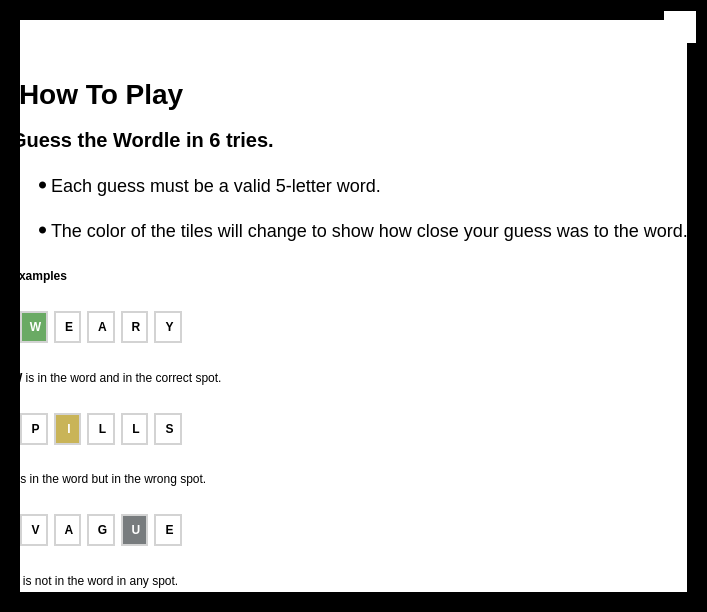
First picture: the form in howtoplay.ui, repository darkestsoul99/wordle-qt, before the edit.
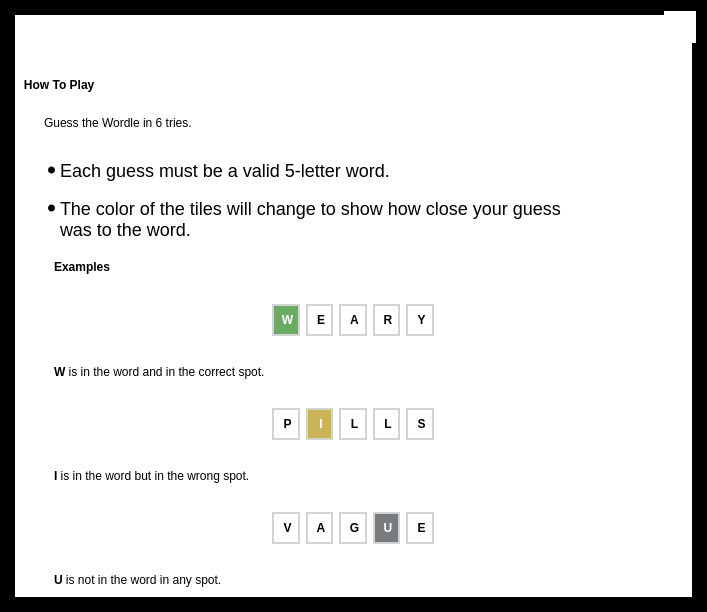
Second picture: the form after the edit. Icons and pictures are not drawn.

Commit message: TASK: Ui improvement SOLUTION: Ui view is improved. New fonts added. Looks changed.

```diff
--- a/howtoplay.ui
+++ b/howtoplay.ui
@@ -15,11 +15,12 @@
   </property>
   <property name="styleSheet">
    <string notr="true">#HowToPlay {
-	border: 20px solid black;
+	border: 15px solid black;
 	border-radius: 1.5em;
 	background-color: #fff;
 	border-color:  #000;
-}</string>
+}
+</string>
   </property>
   <layout class="QVBoxLayout" name="verticalLayout">
    <item alignment="Qt::AlignRight">
@@ -64,22 +65,22 @@
     <widget class="QLabel" name="label">
      <property name="styleSheet">
       <string notr="true">font-weight: 700;
-font-size: 28px;
+font: 28pt &quot;KarnakPro-Bold&quot;;
 margin-bottom: 4px;
 margin-top: 29px;
 </string>
      </property>
      <property name="text">
-      <string>How To Play</string>
+      <string>   How To Play</string>
      </property>
     </widget>
    </item>
    <item>
     <widget class="QLabel" name="label_2">
      <property name="styleSheet">
-      <string notr="true">  font-weight: 500;
-  font-size: 20px;
-  margin: 0;
+      <string notr="true">font: 20pt &quot;KarnakPro-Book&quot;;	
+margin: 0;
+margin-left: 30px;
 </string>
      </property>
      <property name="text">
@@ -90,7 +91,8 @@
    <item>
     <widget class="QLabel" name="label_3">
      <property name="styleSheet">
-      <string notr="true">font-size: 18px;</string>
+      <string notr="true">font-size: 18px;
+margin-left: 5px,;</string>
      </property>
      <property name="text">
       <string>&lt;html&gt;&lt;head/&gt;
@@ -104,21 +106,25 @@
    <item>
     <widget class="QLabel" name="label_4">
      <property name="styleSheet">
-      <string notr="true">font-size: 18px;</string>
+      <string notr="true">font-size: 18px;
+margin-left: 5px;</string>
      </property>
      <property name="text">
-      <string>&lt;html&gt;&lt;head/&gt;&lt;body&gt;&lt;ul style=&quot;margin-top: 0px; margin-bottom: 0px; margin-left: 0px; margin-right: 0px; -qt-list-indent: 1;&quot;&gt;&lt;li style=&quot; margin-top:12px; margin-bottom:12px; margin-left:0px; margin-right:0px; -qt-block-indent:0; text-indent:0px;&quot;&gt;The color of the tiles will change to show how close your guess was to the word.&lt;/li&gt;&lt;/ul&gt;&lt;/body&gt;&lt;/html&gt;</string>
+      <string>&lt;html&gt;&lt;head/&gt;&lt;body&gt;&lt;ul style=&quot;margin-top: 0px; margin-bottom: 0px; margin-left: 0px; margin-right: 0px; -qt-list-indent: 1;&quot;&gt;&lt;li style=&quot; margin-top:12px; margin-bottom:12px; margin-left:0px; margin-right:0px; -qt-block-indent:0; text-indent:0px;&quot;&gt;The color of the tiles will change to show how close your guess &lt;br&gt;was to the word.&lt;/li&gt;&lt;/ul&gt;&lt;/body&gt;&lt;/html&gt;</string>
      </property>
     </widget>
    </item>
    <item>
     <widget class="QLabel" name="label_5">
+     <property name="styleSheet">
+      <string notr="true">margin-left: 40px;</string>
+     </property>
      <property name="text">
       <string>&lt;html&gt;&lt;head/&gt;&lt;body&gt;&lt;p&gt;&lt;span style=&quot; font-weight:600;&quot;&gt;Examples&lt;/span&gt;&lt;/p&gt;&lt;/body&gt;&lt;/html&gt;</string>
      </property>
     </widget>
    </item>
-   <item alignment="Qt::AlignLeft">
+   <item alignment="Qt::AlignHCenter|Qt::AlignVCenter">
     <widget class="QWidget" name="horizontalWidget" native="true">
      <property name="minimumSize">
       <size>
@@ -133,12 +139,14 @@
       </size>
      </property>
      <property name="styleSheet">
-      <string notr="true">QLabel {
+      <string notr="true">
+QLabel {
 	border: 2px solid;
 	border-color: #d3d3d3;
 	font-size: 1.6rem;
 	font-weight: 700;
 	padding-top: 1px;
+	margin: 0;
 }</string>
      </property>
      <layout class="QHBoxLayout" name="horizontalLayout">
@@ -187,12 +195,15 @@
    </item>
    <item>
     <widget class="QLabel" name="label_6">
+     <property name="styleSheet">
+      <string notr="true">margin-left: 40px;</string>
+     </property>
      <property name="text">
       <string>&lt;html&gt;&lt;head/&gt;&lt;body&gt;&lt;p&gt;&lt;span style=&quot; font-weight:600;&quot;&gt;W&lt;/span&gt; is in the word and in the correct spot.&lt;/p&gt;&lt;/body&gt;&lt;/html&gt;</string>
      </property>
     </widget>
    </item>
-   <item alignment="Qt::AlignLeft">
+   <item alignment="Qt::AlignHCenter">
     <widget class="QWidget" name="horizontalWidget_2" native="true">
      <property name="minimumSize">
       <size>
@@ -213,6 +224,7 @@
 	font-size: 1.6rem;
 	font-weight: 700;
 	padding-top: 1px;
+	margin: 0;
 }</string>
      </property>
      <layout class="QHBoxLayout" name="horizontalLayout_2">
@@ -260,12 +272,15 @@
    </item>
    <item>
     <widget class="QLabel" name="label_7">
+     <property name="styleSheet">
+      <string notr="true">margin-left: 40px;</string>
+     </property>
      <property name="text">
       <string>&lt;html&gt;&lt;head/&gt;&lt;body&gt;&lt;p&gt;&lt;span style=&quot; font-weight:600;&quot;&gt;I&lt;/span&gt; is in the word but in the wrong spot.&lt;/p&gt;&lt;/body&gt;&lt;/html&gt;</string>
      </property>
     </widget>
    </item>
-   <item alignment="Qt::AlignLeft">
+   <item alignment="Qt::AlignHCenter">
     <widget class="QWidget" name="horizontalWidget_3" native="true">
      <property name="minimumSize">
       <size>
@@ -286,6 +301,7 @@
 	font-size: 1.6rem;
 	font-weight: 700;
 	padding-top: 1px;
+	margin: 0;
 }</string>
      </property>
      <layout class="QHBoxLayout" name="horizontalLayout_3">
@@ -333,6 +349,9 @@
    </item>
    <item>
     <widget class="QLabel" name="label_8">
+     <property name="styleSheet">
+      <string notr="true">margin-left: 40px;</string>
+     </property>
      <property name="text">
       <string>&lt;html&gt;&lt;head/&gt;&lt;body&gt;&lt;p&gt;&lt;span style=&quot; font-weight:600;&quot;&gt;U&lt;/span&gt; is not in the word in any spot.&lt;/p&gt;&lt;/body&gt;&lt;/html&gt;</string>
      </property>
```
The commit also changes 9 other files.
